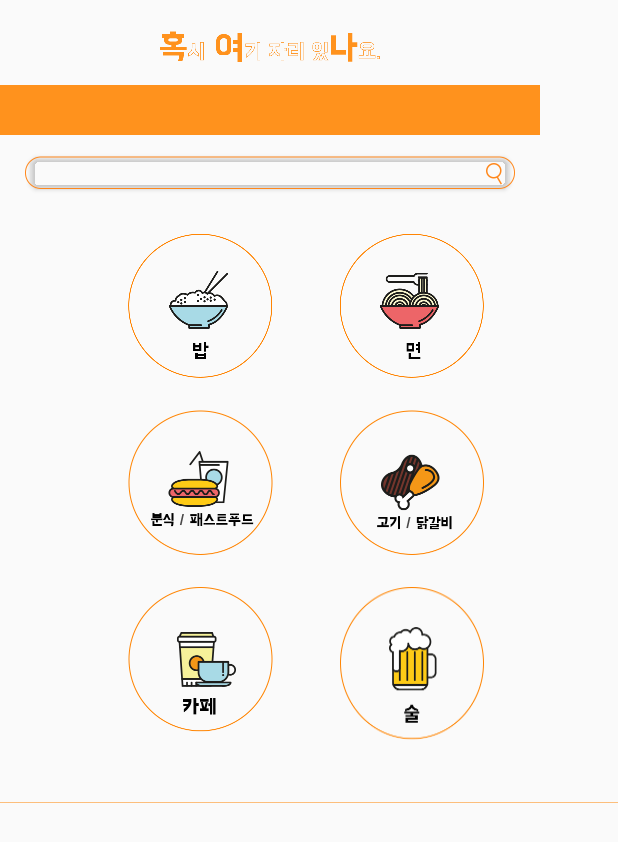
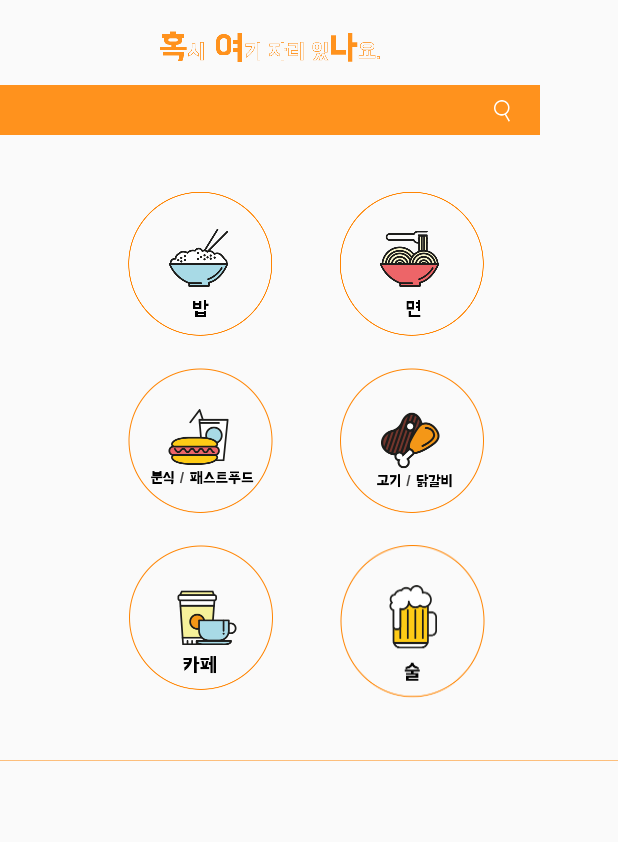
Before and after one commit to Hyunsik-Yoo/jariVim, an Android app: the screen it shows after launch (MainActivity), on a phone screen of 412 x 824 dp. Shown: the top 842 px of the screen. Run offline under Robolectric (Android 15) with nearby library versions, the phone set to English and light mode, and no system bars; Roboto replaces fonts that are not available here.

Commit message:
아이콘 수정및 탭수정전

```diff
--- a/jariVim/app/src/main/java/cnu/lineup/com/cnulineup/MainActivity.java
+++ b/jariVim/app/src/main/java/cnu/lineup/com/cnulineup/MainActivity.java
@@ -33,10 +33,12 @@ public class MainActivity extends Activity {
         });
 
 
+        /*TabHost.TabSpec temp_tab = tabHost.newTabSpec("Tab1");
+        temp_tab.setContent(R.id.tab1);
 
 
-        /*TabHost.TabSpec tab1 = tabHost.newTabSpec("tab_abc").setContent(R.id.tab1)
-                .setIndicator("Tab5");
+        TabHost.TabSpec tab1 = tabHost.newTabSpec("Tab1").setContent(R.id.tab1)
+                .setIndicator("Tab1");
         TabHost.TabSpec tab2 = tabHost.newTabSpec("Tab2").setContent(R.id.tab2)
                 .setIndicator("Tab2");
         TabHost.TabSpec tab3 = tabHost.newTabSpec("Tab3").setContent(R.id.tab3)
--- a/jariVim/app/src/main/res/layout/activity_main.xml
+++ b/jariVim/app/src/main/res/layout/activity_main.xml
@@ -47,18 +47,18 @@
                         android:id="@+id/main_top"
                         />
 
-                    <Button
+                    <ImageButton
                         android:layout_width="wrap_content"
                         android:layout_height="wrap_content"
                         android:layout_below="@+id/main_top"
                         android:background="@drawable/search_bar"
-                        android:id="@+id/shopname" />
+                        android:id="@+id/search" />
 
                     <LinearLayout
                         android:orientation="vertical"
                         android:layout_width="match_parent"
                         android:layout_height="match_parent"
-                        android:layout_below="@+id/shopname"
+                        android:layout_below="@+id/search"
                         >
 
                         <LinearLayout
```
Also changed, not shown: jariVim/app/src/main/res/drawable-xxhdpi/category_05_cafe.png, jariVim/app/src/main/res/drawable-xxhdpi/category_05_cafe_selected.png, jariVim/app/src/main/res/drawable-xxhdpi/category_06_drink.png, jariVim/app/src/main/res/drawable-xxhdpi/category_06_drink_selected.png, jariVim/app/src/main/res/drawable-xxhdpi/main_top.png, jariVim/app/src/main/res/drawable-xxhdpi/search_bar.9.png (deleted), jariVim/app/src/main/res/drawable-xxhdpi/search_bar.png (added), 1 other file.
